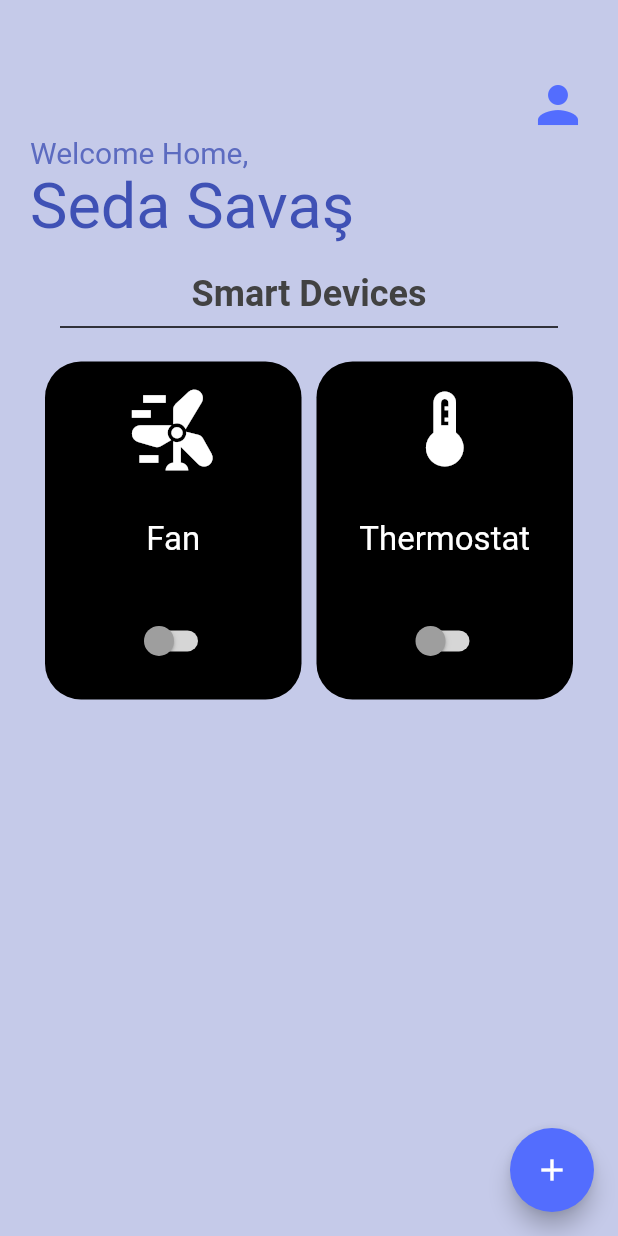
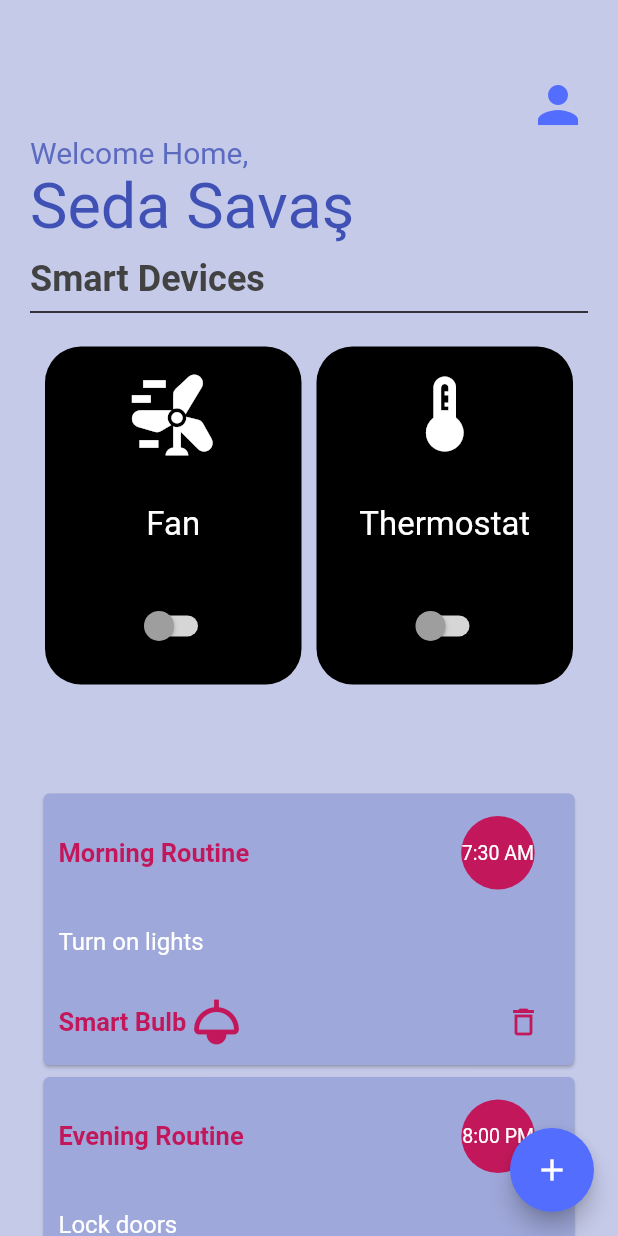
Before and after one commit to sedsax/SmartDevices, a Flutter app: the screen it shows after launch, on a phone screen of 412 x 824 dp. Run offline on Flutter 3.47's test engine with Material 2 defaults, Android fonts, the phone set to English and light mode, and no system bars; our stand-ins replace shared_preferences.

Commit message:
UI ve sayfa düzenlemesi yapıldı. kodlar düzenlendi

```diff
--- a/lib/constants/colors.dart
+++ b/lib/constants/colors.dart
@@ -3,4 +3,10 @@ import 'package:flutter/material.dart';
 class AppColors {
   static Color deviceCardDark = Colors.black;
   static Color deviceCardLight = Colors.pink[50]!;
+
+  static Color routinePink = Colors.pink[700]!;
+  static Color routineCard = Colors.indigo[200]!;
+
+  static Color floatingButton =  Colors.indigoAccent;
+  static Color background = Colors.indigo[100]!;
 }
--- a/lib/constants/routine_textstyle.dart
+++ b/lib/constants/routine_textstyle.dart
@@ -1,10 +1,10 @@
 import 'package:flutter/material.dart';
 
 class AppStyles {
-  static const TextStyle routineTextStyle = TextStyle(
-    color: Colors.white,
+  static TextStyle routineTextStyle = TextStyle(
+    color: Colors.pink[700],
     fontWeight: FontWeight.bold,
-    fontSize: 15,
+    fontSize: 17,
   );
 
   static const TextStyle timeTextStyle = TextStyle(
--- /dev/null
+++ b/lib/util/routine_card.dart
@@ -0,0 +1,96 @@
+import 'package:flutter/material.dart';
+import 'package:smart_devices/constants/colors.dart';
+import 'package:smart_devices/constants/routine_textstyle.dart';
+import 'package:smart_devices/models/routine.dart';
+import 'package:smart_devices/view-models/device_view_model.dart';
+
+class RoutineCard extends StatelessWidget {
+  final Routine routine;
+  final int index;
+  final DeviceViewModel deviceViewModel;
+
+  const RoutineCard({
+    Key? key,
+    required this.routine,
+    required this.index,
+    required this.deviceViewModel,
+  }) : super(key: key);
+
+  @override
+  Widget build(BuildContext context) {
+    return Card(
+      color: AppColors.routineCard,
+      child: Column(
+        crossAxisAlignment: CrossAxisAlignment.start,
+        mainAxisSize: MainAxisSize.min,
+        children: [
+          Padding(
+            padding: const EdgeInsets.symmetric(horizontal: 10.0, vertical: 15),
+            child: Row(
+              children: [
+                Text(
+                  routine.name,
+                  style: AppStyles.routineTextStyle,
+                ),
+                const Spacer(),
+                Container(
+                  decoration: BoxDecoration(
+                    shape: BoxShape.circle,
+                    color: AppColors.routinePink,
+                  ),
+                  padding: const EdgeInsets.all(9.0),
+                  child: Padding(
+                    padding: const EdgeInsets.all(8.0),
+                    child: Text(
+                      routine.time.format(context),
+                      style: AppStyles.timeTextStyle,
+                    ),
+                  ),
+                ),
+              ],
+            ),
+          ),
+          Padding(
+            padding: const EdgeInsets.all(10.0),
+            child: Column(
+              crossAxisAlignment: CrossAxisAlignment.start,
+              children: routine.actions.map((action) {
+                return Padding(
+                  padding: const EdgeInsets.only(bottom: 5),
+                  child: Text(
+                    action,
+                    style: const TextStyle(fontSize: 16, color: Colors.white),
+                  ),
+                );
+              }).toList(),
+            ),
+          ),
+          Padding(
+            padding: const EdgeInsets.symmetric(horizontal: 10.0, vertical: 5),
+            child: Row(
+              children: [
+                Text(
+                  routine.device.name,
+                  style: AppStyles.routineTextStyle,
+                ),
+                Icon(
+                  routine.device.icon,
+                  color: AppColors.routinePink,
+                  size: 40,
+                ),
+                const Spacer(),
+                IconButton(
+                  onPressed: () {
+                    deviceViewModel.deleteRoutine(context,index);
+                  },
+                  icon: const Icon(Icons.delete_outline_outlined),
+                  color: AppColors.routinePink,
+                ),
+              ],
+            ),
+          ),
+        ],
+      ),
+    );
+  }
+}
--- /dev/null
+++ b/lib/util/welcome_user.dart
@@ -0,0 +1,55 @@
+import 'package:flutter/material.dart';
+
+class WelcomeUser extends StatelessWidget {
+  const WelcomeUser({
+    super.key,
+  });
+
+  static const String welcomeMessage = "Welcome Home,";
+  static const String userName = 'Seda Savaş';
+  static const String smartDevices = "Smart Devices";
+
+  @override
+  Widget build(BuildContext context) {
+    return Padding(
+      padding: const EdgeInsets.symmetric(horizontal: 20),
+      child: Column(
+        crossAxisAlignment: CrossAxisAlignment.start,
+        children: [
+          Row(
+            mainAxisAlignment: MainAxisAlignment.end,
+            children: const [
+              Icon(
+                Icons.person,
+                size: 40,
+                color: Colors.indigoAccent,
+              ),
+            ],
+          ),
+          Text(
+            welcomeMessage,
+            style:
+                TextStyle(fontSize: 20, color: Colors.indigo[400]),
+          ),
+          const Text(
+            userName,
+            style: TextStyle(fontSize: 42, color: Colors.indigo),
+          ),
+          const SizedBox(height: 10),
+          Text(
+            smartDevices,
+            style: TextStyle(
+              fontWeight: FontWeight.bold,
+              fontSize: 24,
+              color: Colors.grey.shade800,
+            ),
+          ),
+          const Divider(
+            thickness: 1,
+            color: Colors.black,
+          ),
+        ],
+      ),
+    );
+  }
+}
--- a/lib/view-models/device_view_model.dart
+++ b/lib/view-models/device_view_model.dart
@@ -19,25 +19,61 @@ class DeviceViewModel extends ChangeNotifier {
     Device(name: 'Thermostat', isPowerOn: false, icon: Icons.thermostat),
     Device(name: 'Smart TV', isPowerOn: false, icon: Icons.tv),
     Device(name: 'Camera', isPowerOn: false, icon: Icons.camera_indoor),
-    Device(name: 'Bulbs', isPowerOn: false, icon: Icons.light),
+    Device(name: 'Smart Bulb', isPowerOn: false, icon: Icons.light),
     Device(name: 'Power Plugs', isPowerOn: false, icon: Icons.power),
     Device(name: 'Curtains', isPowerOn: false, icon: Icons.blinds),
+    Device(name: 'Smart Lock', isPowerOn: false, icon: Icons.lock),
   ];
 
 
-  // veriler kaydedilecek
-  //listeyi güncelleme ve silme seçenekleri de eklenecek
-  final List<Routine> _routines = [];
-  List<Routine> get routines => _routines;
+  List<Routine> routines = [
+  Routine(
+    name: "Morning Routine",
+    device: Device(name: "Smart Bulb", icon: Icons.light, isPowerOn: false),
+    time: const TimeOfDay(hour: 7, minute: 30),
+    actions: ["Turn on lights"],
+  ),
+  Routine(
+    name: "Evening Routine",
+    device: Device(name: "Smart Lock", icon: Icons.lock, isPowerOn: false),
+    time: const TimeOfDay(hour: 20, minute: 0),
+    actions: ["Lock doors", "Turn off lights"],
+  ),
+];
+ // List<Routine> get routines => _routines;
   void addRoutine(Routine routine) {
-    _routines.add(routine);
+    routines.add(routine);
     notifyListeners();
   }
 
-  void deleteRoutine(int index) {
-  _routines.removeAt(index);
-  notifyListeners();
+void deleteRoutine(BuildContext context, int index) {
+  showDialog(
+    context: context,
+    builder: (BuildContext context) {
+      return AlertDialog(
+        title: const Text("Delete Routine"),
+        content: const Text("Are you sure you want to delete this routine?"),
+        actions: [
+          TextButton(
+            onPressed: () {
+              Navigator.of(context).pop();
+            },
+            child: const Text("Cancel"),
+          ),
+          TextButton(
+            onPressed: () {
+              routines.removeAt(index);
+              notifyListeners();
+              Navigator.of(context).pop();
+            },
+            child: const Text("Delete", style: TextStyle(color: Colors.red),),
+          ),
+        ],
+      );
+    },
+  );
 }
+
 
 
   DeviceViewModel(this._prefs) {
--- a/lib/view/home_screen.dart
+++ b/lib/view/home_screen.dart
@@ -1,7 +1,9 @@
 import 'package:flutter/material.dart';
 import 'package:provider/provider.dart';
-import 'package:smart_devices/constants/routine_textstyle.dart';
+import 'package:smart_devices/constants/colors.dart';
 import 'package:smart_devices/util/device_card.dart';
+import 'package:smart_devices/util/routine_card.dart';
+import 'package:smart_devices/util/welcome_user.dart';
 import 'package:smart_devices/view-models/device_view_model.dart';
 import 'package:smart_devices/view/new_device.dart';
 import 'package:smart_devices/view/routine_detail_screen.dart';
@@ -12,7 +14,7 @@ class HomeScreen extends StatelessWidget {
   @override
   Widget build(BuildContext context) {
     return Scaffold(
-      backgroundColor: Colors.indigo[100],
+      backgroundColor: AppColors.background,
       floatingActionButton: FloatingActionButton(
         onPressed: () {
           Navigator.push(
@@ -20,7 +22,7 @@ class HomeScreen extends StatelessWidget {
             MaterialPageRoute(builder: (context) => const NewDevicePage()),
           );
         },
-        backgroundColor: Colors.indigoAccent,
+        backgroundColor: AppColors.floatingButton,
         child: const Icon(Icons.add),
       ),
       body: SafeArea(
@@ -29,57 +31,11 @@ class HomeScreen extends StatelessWidget {
             return Column(
               children: [
                 const SizedBox(height: 50),
-                Padding(
-                  padding: const EdgeInsets.symmetric(horizontal: 20),
-                  child: Column(
-                    crossAxisAlignment: CrossAxisAlignment.start,
-                    children: [
-                      Row(
-                        mainAxisAlignment: MainAxisAlignment.end,
-                        children: const [
-                          Icon(
-                            Icons.person,
-                            size: 40,
-                            color: Colors.indigoAccent,
-                          ),
-                        ],
-                      ),
-                      Text(
-                        "Welcome Home,",
-                        style:
-                            TextStyle(fontSize: 20, color: Colors.indigo[400]),
-                      ),
-                      const Text(
-                        'Seda Savaş',
-                        style: TextStyle(fontSize: 42, color: Colors.indigo),
-                      ),
-                    ],
-                  ),
-                ),
-                const SizedBox(height: 20),
-                Padding(
-                  padding: const EdgeInsets.symmetric(horizontal: 20),
-                  child: Text(
-                    "Smart Devices",
-                    style: TextStyle(
-                      fontWeight: FontWeight.bold,
-                      fontSize: 24,
-                      color: Colors.grey.shade800,
-                    ),
-                  ),
-                ),
-                const Padding(
-                  padding: EdgeInsets.symmetric(horizontal: 40.0),
-                  child: Divider(
-                    thickness: 1,
-                    color: Colors.black,
-                  ),
-                ),
+                const WelcomeUser(),
                 const SizedBox(height: 10),
                 Expanded(
                   child: GridView.builder(
                     itemCount: deviceViewModel.devices.length,
-                    physics: const NeverScrollableScrollPhysics(),
                     padding: const EdgeInsets.symmetric(horizontal: 25),
                     gridDelegate:
                         const SliverGridDelegateWithFixedCrossAxisCount(
@@ -109,47 +65,16 @@ class HomeScreen extends StatelessWidget {
                     },
                   ),
                 ),
-                const SizedBox(height: 10),
                 Expanded(
                   child: ListView.builder(
                     itemCount: deviceViewModel.routines.length,
-                    physics: const NeverScrollableScrollPhysics(),
                     padding: const EdgeInsets.symmetric(horizontal: 25),
                     itemBuilder: (context, index) {
                       final routine = deviceViewModel.routines[index];
-                      return Card(
-                          color: Colors.indigo[200],
-                          child: Padding(
-                            padding: const EdgeInsets.all(8.0),
-                            child: Row(
-                              children: [
-                                Text(routine.time.format(context),
-                                    style: AppStyles.timeTextStyle),
-                                const SizedBox(
-                                  width: 5,
-                                ),
-                                Text(routine.name,
-                                    style: AppStyles.routineTextStyle),
-                                const Spacer(),
-                                Icon(
-                                  routine.device.icon,
-                                  color: Colors.white,
-                                ),
-                                const SizedBox(
-                                  width: 5,
-                                ),
-                                Text(routine.device.name,
-                                    style: AppStyles.routineTextStyle),
-                                IconButton(
-                                  onPressed: () {
-                                    deviceViewModel.deleteRoutine(index);
-                                  },
-                                  icon: const Icon(Icons.delete_outline_outlined),
-                                  color: Colors.indigo,
-                                ),
-                              ],
-                            ),
-                          ));
+                      return RoutineCard(
+                          routine: routine,
+                          index: index,
+                          deviceViewModel: deviceViewModel);
                     },
                   ),
                 ),
```
Also changed, not shown: lib/util/device_card.dart (+5 -6 lines).
